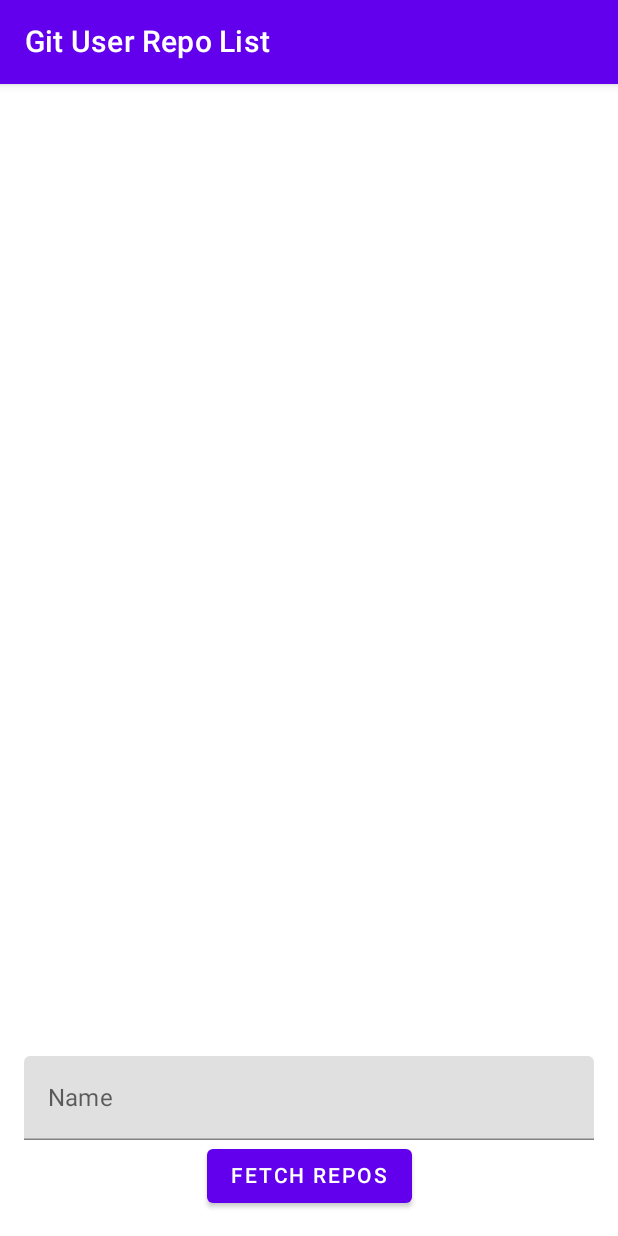
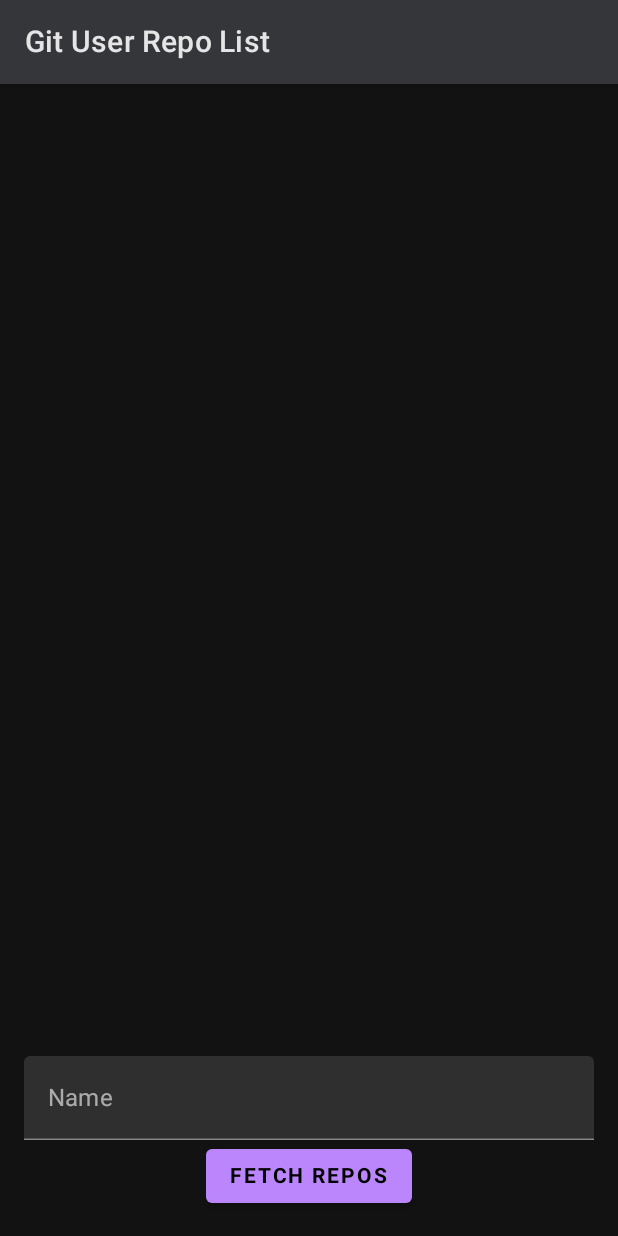
Before and after one commit to mdar365/github-repo-list-app, an Android app built with Jetpack Compose: the screen it shows after launch (MainActivity), on a phone screen of 412 x 824 dp. Run offline under Robolectric (Android 15) with nearby library versions, the phone set to English and light mode, and no system bars.

Commit message:
change theme and colour scheme

```diff
--- a/app/src/main/java/com/example/githubrepolistingapp/GithubRepoListingAppHome.kt
+++ b/app/src/main/java/com/example/githubrepolistingapp/GithubRepoListingAppHome.kt
@@ -6,6 +6,8 @@ import androidx.compose.foundation.lazy.items
 import androidx.compose.runtime.Composable
 import androidx.compose.ui.Modifier
 import androidx.compose.ui.unit.dp
+import com.example.githubrepolistingapp.component.ErrorDisplay
+import com.example.githubrepolistingapp.component.RepoListItem
 import com.example.githubrepolistingapp.service.GithubApiBuilder
 
 @Composable
--- a/app/src/main/java/com/example/githubrepolistingapp/MainActivity.kt
+++ b/app/src/main/java/com/example/githubrepolistingapp/MainActivity.kt
@@ -5,6 +5,8 @@ import androidx.activity.ComponentActivity
 import androidx.activity.compose.setContent
 import androidx.compose.material.Scaffold
 import androidx.compose.runtime.Composable
+import com.example.githubrepolistingapp.component.TopBar
+import com.example.githubrepolistingapp.component.TxtField
 import com.example.githubrepolistingapp.service.GithubApiBuilder
 import com.example.githubrepolistingapp.ui.theme.GithubRepoListingAppTheme
 
--- a/app/src/main/java/com/example/githubrepolistingapp/component/ErrorDisplay.kt
+++ b/app/src/main/java/com/example/githubrepolistingapp/component/ErrorDisplay.kt
@@ -1,4 +1,4 @@
-package com.example.githubrepolistingapp
+package com.example.githubrepolistingapp.component
 
 import androidx.compose.foundation.layout.Box
 import androidx.compose.foundation.layout.fillMaxSize
--- a/app/src/main/java/com/example/githubrepolistingapp/component/RepoListItem.kt
+++ b/app/src/main/java/com/example/githubrepolistingapp/component/RepoListItem.kt
@@ -1,4 +1,4 @@
-package com.example.githubrepolistingapp
+package com.example.githubrepolistingapp.component
 
 import androidx.compose.foundation.layout.*
 import androidx.compose.foundation.shape.CornerSize
@@ -10,7 +10,6 @@ import androidx.compose.material.Text
 import androidx.compose.runtime.Composable
 import androidx.compose.ui.Alignment
 import androidx.compose.ui.Modifier
-import androidx.compose.ui.graphics.Color
 import androidx.compose.ui.platform.LocalUriHandler
 import androidx.compose.ui.unit.dp
 import com.example.githubrepolistingapp.model.Repo
@@ -23,7 +22,6 @@ fun RepoListItem(repo: Repo) {
     Card(
         modifier = Modifier.padding(horizontal = 8.dp, vertical = 8.dp).fillMaxWidth(),
         elevation = 2.dp,
-        backgroundColor = Color.White,
         shape = RoundedCornerShape(corner = CornerSize(16.dp)),
         onClick = { uriHandler.openUri(repo.htmlUrl) }
     ) {
--- a/app/src/main/java/com/example/githubrepolistingapp/component/TextField.kt
+++ b/app/src/main/java/com/example/githubrepolistingapp/component/TextField.kt
@@ -1,4 +1,4 @@
-package com.example.githubrepolistingapp
+package com.example.githubrepolistingapp.component
 
 import androidx.compose.foundation.layout.*
 import androidx.compose.material.Button
@@ -11,6 +11,7 @@ import androidx.compose.runtime.getValue
 import androidx.compose.runtime.setValue
 import androidx.compose.ui.Alignment
 import androidx.compose.ui.Modifier
+import androidx.compose.ui.text.font.FontWeight
 import androidx.compose.ui.unit.dp
 import com.example.githubrepolistingapp.service.GithubApiBuilder
 import kotlinx.coroutines.CoroutineScope
@@ -47,7 +48,10 @@ fun TxtField() {
                 }
             }
         ) {
-            Text(text = "FETCH REPOS")
+            Text(
+                text = "FETCH REPOS",
+                fontWeight = FontWeight.Bold
+            )
         }
     }
 
--- a/app/src/main/java/com/example/githubrepolistingapp/component/TopBar.kt
+++ b/app/src/main/java/com/example/githubrepolistingapp/component/TopBar.kt
@@ -1,4 +1,4 @@
-package com.example.githubrepolistingapp
+package com.example.githubrepolistingapp.component
 
 import androidx.compose.material.MaterialTheme
 import androidx.compose.material.Text
--- a/app/src/main/java/com/example/githubrepolistingapp/ui/theme/Color.kt
+++ b/app/src/main/java/com/example/githubrepolistingapp/ui/theme/Color.kt
@@ -6,3 +6,4 @@ val Purple200 = Color(0xFFBB86FC)
 val Purple500 = Color(0xFF6200EE)
 val Purple700 = Color(0xFF3700B3)
 val Teal200 = Color(0xFF03DAC5)
+val graySurface = Color(0xFF202124)
--- a/app/src/main/java/com/example/githubrepolistingapp/ui/theme/Theme.kt
+++ b/app/src/main/java/com/example/githubrepolistingapp/ui/theme/Theme.kt
@@ -1,6 +1,5 @@
 package com.example.githubrepolistingapp.ui.theme
 
-import androidx.compose.foundation.isSystemInDarkTheme
 import androidx.compose.material.MaterialTheme
 import androidx.compose.material.darkColors
 import androidx.compose.material.lightColors
@@ -9,7 +8,8 @@ import androidx.compose.runtime.Composable
 private val DarkColorPalette = darkColors(
         primary = Purple200,
         primaryVariant = Purple700,
-        secondary = Teal200
+        secondary = Teal200,
+        surface = graySurface
 )
 
 private val LightColorPalette = lightColors(
@@ -28,7 +28,7 @@ private val LightColorPalette = lightColors(
 )
 
 @Composable
-fun GithubRepoListingAppTheme(darkTheme: Boolean = isSystemInDarkTheme(), content: @Composable () -> Unit) {
+fun GithubRepoListingAppTheme(darkTheme: Boolean = true, content: @Composable () -> Unit) {
     val colors = if (darkTheme) {
         DarkColorPalette
     } else {
```
